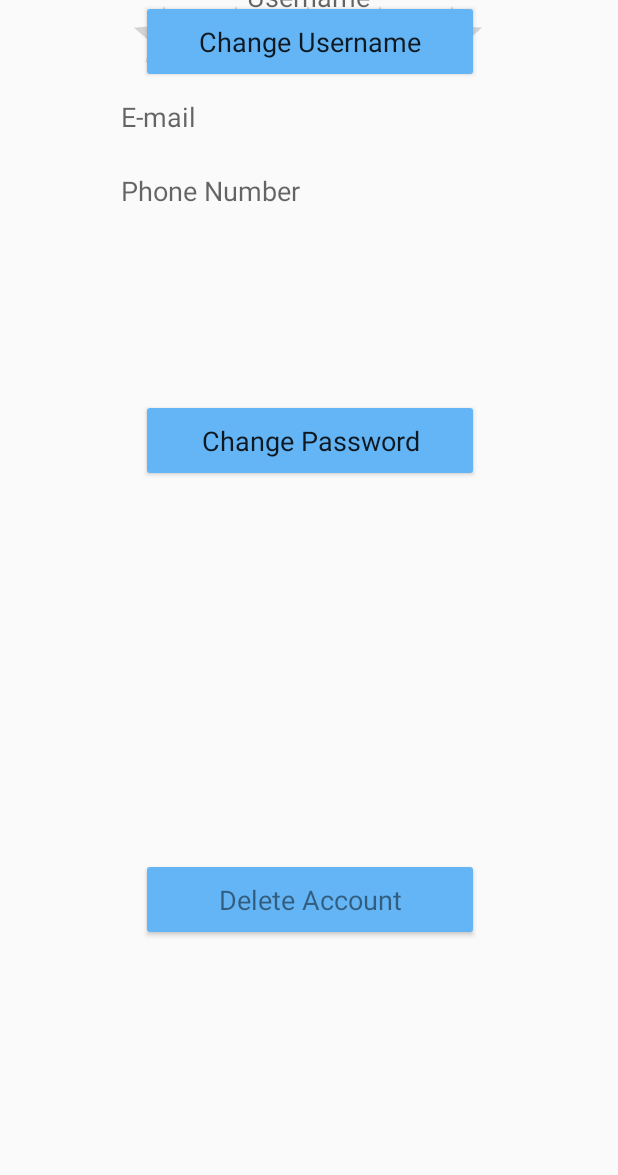
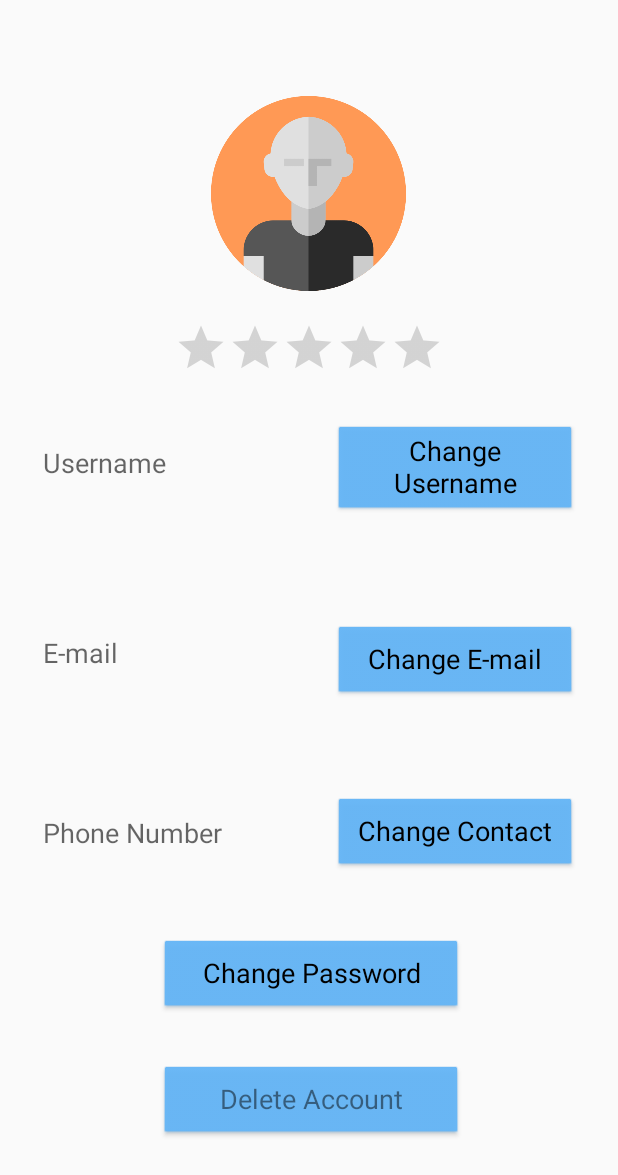
Before and after one commit to marcomr22/AppsMoveis, an Android app: the layout activity_profile.xml on its own in the app's theme, with its tools: preview values and no code run, on a phone screen of 412 x 824 dp. Shown: the top 1175 px of the screen. Run offline under Robolectric (Android 15) with nearby library versions, the phone set to English and light mode, and no system bars.

Commit message:
Change profile info layout

```diff
--- a/app/src/main/res/layout/activity_login.xml
+++ b/app/src/main/res/layout/activity_login.xml
@@ -65,7 +65,7 @@
         app:layout_constraintVertical_bias="0.44" />
 
     <ImageView
-        android:id="@+id/appIcon2"
+        android:id="@+id/appIcon"
         android:layout_width="140dp"
         android:layout_height="140dp"
         app:layout_constraintBottom_toBottomOf="parent"
--- a/app/src/main/res/layout/activity_password_recovery.xml
+++ b/app/src/main/res/layout/activity_password_recovery.xml
@@ -15,21 +15,8 @@
         app:layout_constraintHorizontal_bias="0.498"
         app:layout_constraintStart_toStartOf="parent"
         app:layout_constraintTop_toTopOf="parent"
-        app:layout_constraintVertical_bias="0.159"
+        app:layout_constraintVertical_bias="0.162"
         app:srcCompat="@drawable/g1049" />
-
-    <EditText
-        android:id="@+id/username"
-        android:layout_width="220dp"
-        android:layout_height="45dp"
-        android:ems="10"
-        android:hint="Username"
-        android:inputType="textPersonName"
-        app:layout_constraintBottom_toTopOf="@+id/or_text"
-        app:layout_constraintEnd_toEndOf="parent"
-        app:layout_constraintStart_toStartOf="parent"
-        app:layout_constraintTop_toBottomOf="@+id/appIcon"
-        app:layout_constraintVertical_bias="0.611" />
 
     <EditText
         android:id="@+id/email"
@@ -41,32 +28,19 @@
         app:layout_constraintBottom_toTopOf="@+id/recover"
         app:layout_constraintEnd_toEndOf="parent"
         app:layout_constraintStart_toStartOf="parent"
-        app:layout_constraintTop_toBottomOf="@+id/or_text"
-        app:layout_constraintVertical_bias="0.349" />
-
-    <TextView
-        android:id="@+id/or_text"
-        android:layout_width="22dp"
-        android:layout_height="18dp"
-        android:text="OR"
-        app:layout_constraintBottom_toTopOf="@+id/recover"
-        app:layout_constraintEnd_toEndOf="parent"
-        app:layout_constraintHorizontal_bias="0.498"
-        app:layout_constraintStart_toStartOf="parent"
         app:layout_constraintTop_toBottomOf="@+id/appIcon"
-        app:layout_constraintVertical_bias="0.526" />
+        app:layout_constraintVertical_bias="0.636" />
 
     <Button
         android:id="@+id/recover"
         android:layout_width="225dp"
         android:layout_height="55dp"
+        android:layout_marginBottom="172dp"
         android:backgroundTint="#64B5F6"
         android:text="Recover Password"
         android:textAppearance="@style/TextAppearance.AppCompat.Large"
         android:textSize="18sp"
         app:layout_constraintBottom_toBottomOf="parent"
         app:layout_constraintEnd_toEndOf="parent"
-        app:layout_constraintStart_toStartOf="parent"
-        app:layout_constraintTop_toBottomOf="@+id/appIcon"
-        app:layout_constraintVertical_bias="0.728" />
+        app:layout_constraintStart_toStartOf="parent" />
 </androidx.constraintlayout.widget.ConstraintLayout>
--- a/app/src/main/res/layout/activity_profile.xml
+++ b/app/src/main/res/layout/activity_profile.xml
@@ -10,98 +10,153 @@
         android:id="@+id/profilePic"
         android:layout_width="130dp"
         android:layout_height="130dp"
-        android:layout_marginBottom="48dp"
+        android:layout_marginTop="64dp"
         app:layout_constraintBottom_toTopOf="@+id/ratingBar2"
         app:layout_constraintEnd_toEndOf="parent"
         app:layout_constraintHorizontal_bias="0.498"
         app:layout_constraintStart_toStartOf="parent"
         app:layout_constraintTop_toTopOf="parent"
-        app:layout_constraintVertical_bias="0.785"
+        app:layout_constraintVertical_bias="1.0"
         app:srcCompat="@drawable/icon_profile" />
+
+    <Button
+        android:id="@+id/changePhoneNumberButton"
+        style="@android:style/Widget.Button.Small"
+        android:layout_width="160dp"
+        android:layout_height="wrap_content"
+        android:layout_marginStart="7dp"
+        android:layout_marginEnd="32dp"
+        android:layout_marginBottom="244dp"
+        android:backgroundTint="#64B5F6"
+        android:lineSpacingExtra="0sp"
+        android:text="Change Contact"
+        android:textAlignment="center"
+        android:textAllCaps="false"
+        android:textAppearance="@style/TextAppearance.AppCompat.Large"
+        android:textIsSelectable="false"
+        android:textSize="18sp"
+        app:layout_constraintBottom_toBottomOf="parent"
+        app:layout_constraintEnd_toEndOf="parent"
+        app:layout_constraintStart_toEndOf="@+id/phoneNumber" />
+
+    <TextView
+        android:id="@+id/email"
+        android:layout_width="180dp"
+        android:layout_height="wrap_content"
+        android:layout_marginStart="32dp"
+        android:layout_marginEnd="7dp"
+        android:text="E-mail"
+        android:textAppearance="@style/TextAppearance.AppCompat.Medium"
+        app:layout_constraintBottom_toTopOf="@+id/phoneNumber"
+        app:layout_constraintEnd_toStartOf="@+id/changeEmailButton"
+        app:layout_constraintHorizontal_bias="1.0"
+        app:layout_constraintStart_toStartOf="parent"
+        app:layout_constraintTop_toBottomOf="@+id/username"
+        app:layout_constraintVertical_bias="0.518" />
+
+    <Button
+        android:id="@+id/changeEmailButton"
+        style="@android:style/Widget.Button.Small"
+        android:layout_width="160dp"
+        android:layout_height="wrap_content"
+        android:layout_marginStart="7dp"
+        android:layout_marginTop="8dp"
+        android:layout_marginEnd="32dp"
+        android:layout_marginBottom="8dp"
+        android:backgroundTint="#64B5F6"
+        android:lineSpacingExtra="0sp"
+        android:text="Change E-mail"
+        android:textAlignment="center"
+        android:textAllCaps="false"
+        android:textAppearance="@style/TextAppearance.AppCompat.Large"
+        android:textIsSelectable="false"
+        android:textSize="18sp"
+        app:layout_constraintBottom_toTopOf="@+id/changePhoneNumberButton"
+        app:layout_constraintEnd_toEndOf="parent"
+        app:layout_constraintStart_toEndOf="@+id/email"
+        app:layout_constraintTop_toBottomOf="@+id/changeUsernameButton"
+        app:layout_constraintVertical_bias="0.534" />
+
+    <RatingBar
+        android:id="@+id/ratingBar2"
+        style="@android:style/Widget.DeviceDefault.Light.RatingBar.Indicator"
+        android:layout_width="wrap_content"
+        android:layout_height="wrap_content"
+        android:layout_marginTop="20dp"
+        app:layout_constraintEnd_toEndOf="parent"
+        app:layout_constraintStart_toStartOf="parent"
+        app:layout_constraintTop_toBottomOf="@+id/profilePic" />
+
+    <TextView
+        android:id="@+id/username"
+        android:layout_width="180dp"
+        android:layout_height="wrap_content"
+        android:layout_marginStart="32dp"
+        android:layout_marginTop="296dp"
+        android:layout_marginEnd="7dp"
+        android:lineSpacingExtra="0sp"
+        android:text="Username"
+        android:textAlignment="textStart"
+        android:textAppearance="@style/TextAppearance.AppCompat.Medium"
+        app:layout_constraintEnd_toStartOf="@+id/changeUsernameButton"
+        app:layout_constraintHorizontal_bias="0.0"
+        app:layout_constraintStart_toStartOf="parent"
+        app:layout_constraintTop_toTopOf="parent" />
+
+    <Button
+        android:id="@+id/changeUsernameButton"
+        style="@android:style/Widget.Button.Small"
+        android:layout_width="160dp"
+        android:layout_height="wrap_content"
+        android:layout_marginStart="7dp"
+        android:layout_marginTop="284dp"
+        android:layout_marginEnd="32dp"
+        android:backgroundTint="#64B5F6"
+        android:lineSpacingExtra="0sp"
+        android:text="Change Username"
+        android:textAlignment="center"
+        android:textAllCaps="false"
+        android:textAppearance="@style/TextAppearance.AppCompat.Large"
+        android:textIsSelectable="false"
+        android:textSize="18sp"
+        app:layout_constraintEnd_toEndOf="parent"
+        app:layout_constraintStart_toEndOf="@+id/username"
+        app:layout_constraintTop_toTopOf="parent" />
 
     <TextView
         android:id="@+id/phoneNumber"
-        android:layout_width="250dp"
+        android:layout_width="180dp"
         android:layout_height="25dp"
-        android:layout_marginTop="24dp"
+        android:layout_marginStart="32dp"
+        android:layout_marginEnd="7dp"
+        android:layout_marginBottom="256dp"
         android:text="Phone Number "
         android:textAppearance="@style/TextAppearance.AppCompat.Medium"
-        app:layout_constraintEnd_toEndOf="parent"
-        app:layout_constraintHorizontal_bias="0.496"
-        app:layout_constraintStart_toStartOf="parent"
-        app:layout_constraintTop_toBottomOf="@+id/email" />
-
-    <RatingBar
-        android:id="@+id/ratingBar2"
-        android:layout_width="wrap_content"
-        android:layout_height="57dp"
-        app:layout_constraintEnd_toEndOf="parent"
-        app:layout_constraintHorizontal_bias="0.497"
-        app:layout_constraintStart_toStartOf="parent"
-        tools:layout_editor_absoluteY="242dp" />
-
-    <TextView
-        android:id="@+id/email"
-        android:layout_width="250dp"
-        android:layout_height="25dp"
-        android:layout_marginTop="8dp"
-        android:layout_marginBottom="44dp"
-        android:text="E-mail"
-        android:textAppearance="@style/TextAppearance.AppCompat.Medium"
-        app:layout_constraintBottom_toTopOf="@+id/phoneNumber"
-        app:layout_constraintDimensionRatio="w,1:1"
-        app:layout_constraintEnd_toEndOf="parent"
-        app:layout_constraintHorizontal_bias="0.496"
-        app:layout_constraintStart_toStartOf="parent"
-        app:layout_constraintTop_toBottomOf="@+id/ratingBar2"
-        app:layout_constraintVertical_bias="0.49" />
-
-    <TextView
-        android:id="@+id/username"
-        android:layout_width="130dp"
-        android:layout_height="25dp"
-        android:text="Username"
-        android:textAlignment="center"
-        android:textAppearance="@style/TextAppearance.AppCompat.Medium"
-        app:layout_constraintBottom_toTopOf="@+id/ratingBar2"
-        app:layout_constraintEnd_toEndOf="parent"
-        app:layout_constraintHorizontal_bias="0.498"
-        app:layout_constraintStart_toStartOf="parent"
-        app:layout_constraintTop_toBottomOf="@+id/profilePic"
-        app:layout_constraintVertical_bias="0.347" />
+        app:layout_constraintBottom_toBottomOf="parent"
+        app:layout_constraintEnd_toStartOf="@+id/changePhoneNumberButton"
+        app:layout_constraintHorizontal_bias="0.0"
+        app:layout_constraintStart_toStartOf="parent" />
 
     <Button
-        android:id="@+id/ChangeUsernameButton"
-        android:layout_width="225dp"
-        android:layout_height="55dp"
-        android:backgroundTint="#64B5F6"
-        android:text="Change Username"
-        android:textAppearance="@style/TextAppearance.AppCompat.Large"
-        android:textSize="18sp"
-        app:layout_constraintEnd_toEndOf="parent"
-        app:layout_constraintHorizontal_bias="0.505"
-        app:layout_constraintStart_toStartOf="parent"
-        tools:layout_editor_absoluteY="419dp" />
-
-    <Button
-        android:id="@+id/ChangePasswordButton"
-        android:layout_width="225dp"
-        android:layout_height="55dp"
+        android:id="@+id/changePasswordButton"
+        style="@android:style/Widget.Button.Small"
+        android:layout_width="200dp"
+        android:layout_height="wrap_content"
+        android:layout_marginBottom="36dp"
         android:backgroundTint="#64B5F6"
         android:text="Change Password"
         android:textAppearance="@style/TextAppearance.AppCompat.Large"
         android:textSize="18sp"
-        app:layout_constraintBottom_toTopOf="@+id/DeleteAccountButton"
+        app:layout_constraintBottom_toTopOf="@+id/deleteAccountButton"
         app:layout_constraintEnd_toEndOf="parent"
-        app:layout_constraintHorizontal_bias="0.505"
-        app:layout_constraintStart_toStartOf="parent"
-        app:layout_constraintTop_toBottomOf="@+id/ChangeUsernameButton"
-        app:layout_constraintVertical_bias="0.457" />
+        app:layout_constraintHorizontal_bias="0.507"
+        app:layout_constraintStart_toStartOf="parent" />
 
     <Button
-        android:id="@+id/DeleteAccountButton"
-        android:layout_width="225dp"
-        android:layout_height="55dp"
+        android:id="@+id/deleteAccountButton"
+        style="@android:style/Widget.Button.Small"
+        android:layout_width="200dp"
+        android:layout_height="wrap_content"
         android:backgroundTint="#64B5F6"
         android:text="Delete Account"
         android:textAppearance="@style/TextAppearance.AppCompat.Large"
```
